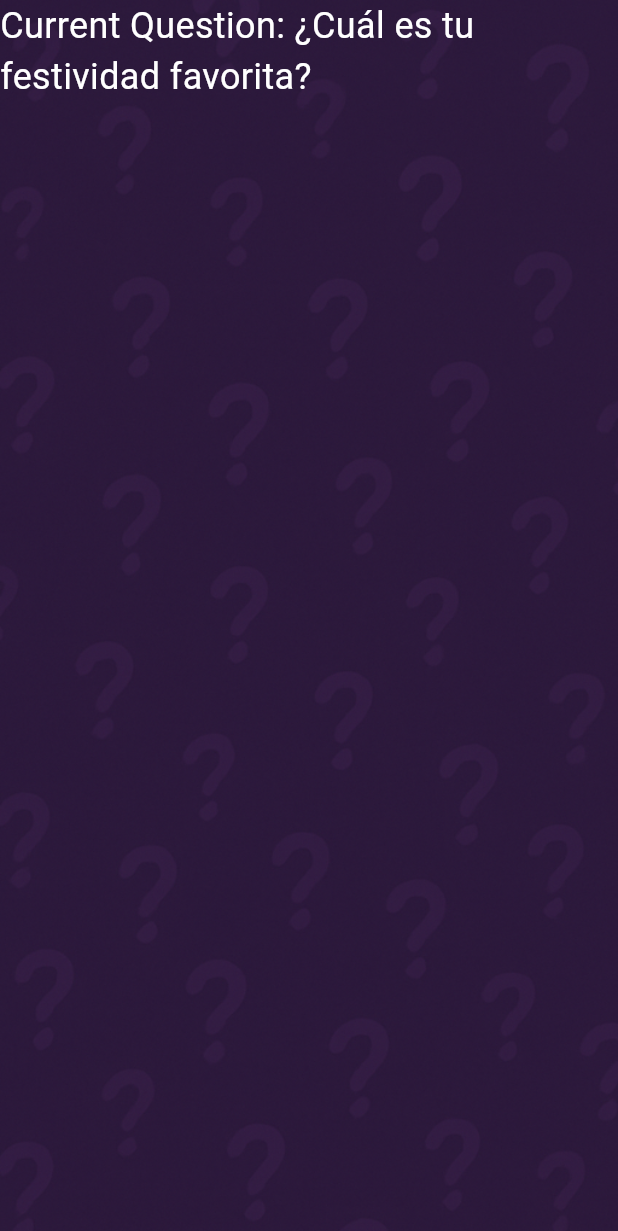
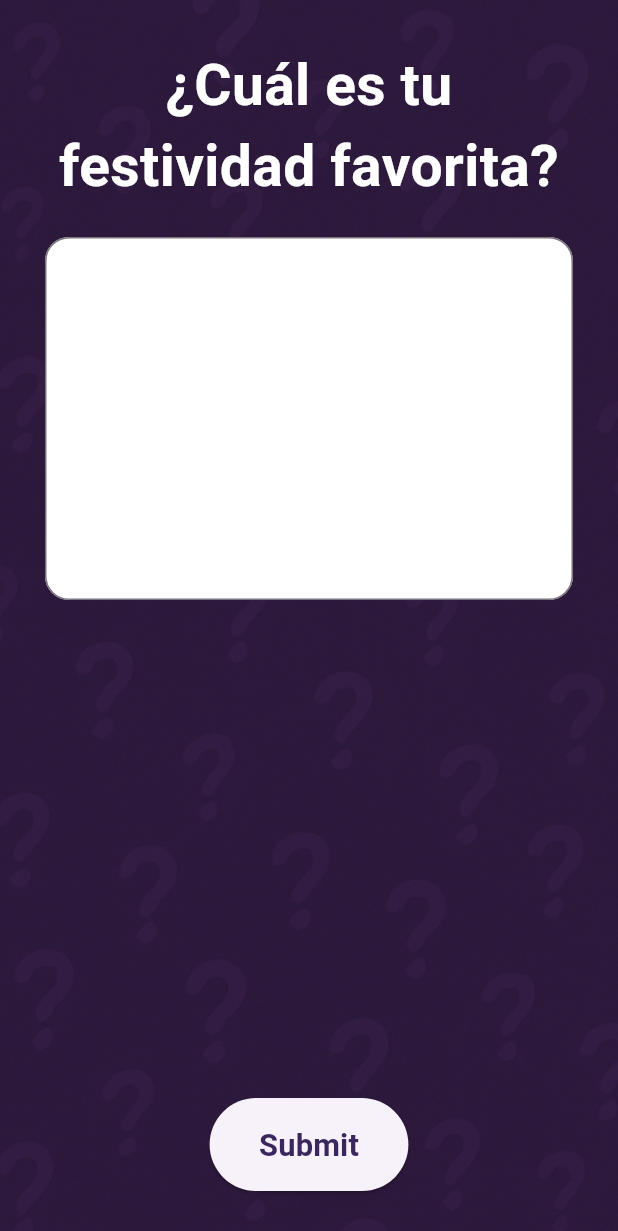
Before and after one commit to Juategi/who_is_liar, a Flutter app: the GameRoomScreen screen opened by its route, after a tap on "Start game", on a phone screen of 412 x 824 dp. Shown: the top 1231 px of the screen. Run offline on Flutter 3.47's test engine with Material 3 defaults, Android fonts, the phone set to English and light mode, and no system bars; our stand-ins replace firebase_core, firebase_database, flutter_bloc, get_it, google_fonts, shared_preferences; accounts and stored records are empty.

Commit message:
send answer

```diff
--- a/lib/controller/game_room/game_room.dart
+++ b/lib/controller/game_room/game_room.dart
@@ -39,11 +39,13 @@ class Player {
   String name;
   bool isHost;
   bool isReady = false;
+  String id;
   String? answer;
   String? vote;
 
   Player({
     required this.name,
+    required this.id,
     this.isHost = false,
     this.isReady = false,
     this.answer,
--- a/lib/controller/game_room/game_room_controller.dart
+++ b/lib/controller/game_room/game_room_controller.dart
@@ -49,19 +49,28 @@ class GameRoomController extends Cubit<GameRoomState> {
           players: data['players'] != null
               ? (data['players'] as Map).entries.map((e) {
                   return Player(
+                    id: e.value['id'] as String,
                     name: e.value['name'],
                     isHost: e.value['isHost'] as bool? ?? false,
+                    answer: e.value['answer'] as String?,
                   );
                 }).toList()
               : [],
         );
         if (gameRoom.currentQuestion != null) {
-          emit(
-            QuestionGameLoaded(
-              code: code,
-              gameRoom: gameRoom,
-            ),
-          );
+          String? checkAnswer = gameRoom.players
+              .firstWhere((player) => player.id == nameModel.getId())
+              .answer;
+          if (checkAnswer != null && checkAnswer.isNotEmpty) {
+            emit(
+              QuestionGameAnswerSent(
+                code: code,
+                gameRoom: gameRoom,
+              ),
+            );
+          } else {
+            emit(QuestionGameLoaded(code: code, gameRoom: gameRoom));
+          }
         } else {
           emit(WaitingRoomLoaded(code: code, gameRoom: gameRoom));
         }
@@ -76,7 +85,7 @@ class GameRoomController extends Cubit<GameRoomState> {
     final state = this.state;
     if (state is WaitingRoomLoaded) {
       return state.gameRoom!.players
-          .firstWhere((player) => player.name == nameModel.getName())
+          .firstWhere((player) => player.id == nameModel.getId())
           .isHost;
     }
     return false;
@@ -90,6 +99,14 @@ class GameRoomController extends Cubit<GameRoomState> {
     }
   }
 
+  Future<void> sendAnswer(String code, String answer) async {
+    try {
+      await gameRoomModel.sendAnswer(code, answer);
+    } catch (e) {
+      emit(GameRoomError(message: 'Failed to send answer: $e'));
+    }
+  }
+
   void dispose() {
     _subscription?.cancel();
     super.close();
--- a/lib/controller/game_room/game_room_state.dart
+++ b/lib/controller/game_room/game_room_state.dart
@@ -12,20 +12,24 @@ class GameRoomError extends GameRoomState {
   const GameRoomError({required this.message});
 }
 
-class WaitingRoomLoaded extends GameRoomState {
+abstract class RoomLoaded extends GameRoomState {
   final String code;
   final GameRoom? gameRoom;
-  const WaitingRoomLoaded({
+
+  const RoomLoaded({
     required this.code,
     required this.gameRoom,
   });
 }
 
-class QuestionGameLoaded extends GameRoomState {
-  final String code;
-  final GameRoom? gameRoom;
-  const QuestionGameLoaded({
-    required this.code,
-    required this.gameRoom,
-  });
+class WaitingRoomLoaded extends RoomLoaded {
+  WaitingRoomLoaded({required super.code, required super.gameRoom});
 }
+
+class QuestionGameLoaded extends RoomLoaded {
+  QuestionGameLoaded({required super.code, required super.gameRoom});
+}
+
+class QuestionGameAnswerSent extends RoomLoaded {
+  QuestionGameAnswerSent({required super.code, required super.gameRoom});
+}
--- a/lib/model/game_room_model.dart
+++ b/lib/model/game_room_model.dart
@@ -4,44 +4,35 @@ import 'package:firebase_database/firebase_database.dart';
 import 'package:flutter/services.dart';
 import 'package:get_it/get_it.dart';
 import 'package:who_is_liar/controller/game_room/game_room.dart';
+import 'package:who_is_liar/model/name_model.dart';
+import 'package:who_is_liar/utils/code_utils.dart';
 import 'dart:math' as math;
-import 'package:who_is_liar/model/name_model.dart';
 
 class GameRoomModel {
   final database = FirebaseDatabase.instance;
   final NameModel nameModel = GetIt.instance.get<NameModel>();
 
   Future<String> createRoom() async {
-    final String code = _randomCode();
-    final String name = nameModel.getName();
+    final String code = CodeUtils.generateRandomId(5);
+    final String id = nameModel.getId();
     await database.ref('nodes/$code').set({
       'createdAt': DateTime.now().millisecondsSinceEpoch,
     });
-    database.ref('nodes/$code/players/$name').set({
-      'name': name,
+    database.ref('nodes/$code/players/$id').set({
+      'name': nameModel.getName(),
       'isHost': true,
-      'id': _generateRandomId(),
+      'id': id,
     });
     return code;
   }
 
   Future<void> joinRoom(String code) async {
-    final String name = nameModel.getName();
-    database.ref('nodes/$code/players/$name').set({
-      'name': name,
+    final String id = nameModel.getId();
+    database.ref('nodes/$code/players/$id').set({
+      'name': nameModel.getName(),
       'isHost': false,
-      'id': _generateRandomId(),
+      'id': id,
     });
-  }
-
-  String _generateRandomId() {
-    const characters = 'ABCDEFGHIJKLMNOPQRSTUVWXYZ0123456789';
-    final random = StringBuffer();
-    for (int i = 0; i < 10; i++) {
-      random.write(
-          characters[(characters.length * math.Random().nextDouble()).floor()]);
-    }
-    return random.toString();
   }
 
   Stream<DatabaseEvent> listenRoom(String code) {
@@ -95,13 +86,11 @@ class GameRoomModel {
     });
   }
 
-  String _randomCode() {
-    const characters = 'ABCDEFGHIJKLMNOPQRSTUVWXYZ0123456789';
-    final random = StringBuffer();
-    for (int i = 0; i < 5; i++) {
-      random.write(
-          characters[(characters.length * math.Random().nextDouble()).floor()]);
-    }
-    return random.toString();
+  Future<void> sendAnswer(String code, String answer) async {
+    final DatabaseReference answerRef =
+        database.ref('nodes/$code/players/${nameModel.getId()}');
+    await answerRef.update({
+      'answer': answer,
+    });
   }
 }
--- a/lib/model/name_model.dart
+++ b/lib/model/name_model.dart
@@ -1,11 +1,14 @@
 import 'package:shared_preferences/shared_preferences.dart';
+import 'package:who_is_liar/utils/code_utils.dart';
 
 class NameModel {
   late SharedPreferences prefs;
   final String nameKey = 'NAME';
+  late final String id;
 
   Future<void> init() async {
     prefs = await SharedPreferences.getInstance();
+    id = CodeUtils.generateRandomId(10);
   }
 
   String getName() {
@@ -17,6 +20,10 @@ class NameModel {
     }
   }
 
+  String getId() {
+    return id;
+  }
+
   Future<void> setName(String newValue) async {
     await prefs.setString(nameKey, newValue);
   }
--- /dev/null
+++ b/lib/utils/code_utils.dart
@@ -0,0 +1,13 @@
+import 'dart:math' as math;
+
+class CodeUtils {
+  static String generateRandomId(int length) {
+    const characters = 'ABCDEFGHIJKLMNOPQRSTUVWXYZ0123456789';
+    final random = StringBuffer();
+    for (int i = 0; i < length; i++) {
+      random.write(
+          characters[(characters.length * math.Random().nextDouble()).floor()]);
+    }
+    return random.toString();
+  }
+}
--- a/lib/view/game_room/game_room_screen.dart
+++ b/lib/view/game_room/game_room_screen.dart
@@ -61,9 +61,10 @@ class _GameRoomScreenState extends State<GameRoomScreen> {
                   code: code,
                   gameRoom: state.gameRoom,
                 );
-              } else if (state is QuestionGameLoaded) {
+              } else if (state is QuestionGameLoaded ||
+                  state is QuestionGameAnswerSent) {
                 return QuestionGameScreen(
-                  state: state,
+                  state: state as RoomLoaded,
                 );
               }
               return Center(
--- a/lib/view/game_room/screens/question_game_screen.dart
+++ b/lib/view/game_room/screens/question_game_screen.dart
@@ -1,18 +1,54 @@
 import 'package:flutter/material.dart';
+import 'package:flutter_bloc/flutter_bloc.dart';
+import 'package:who_is_liar/controller/game_room/game_room_controller.dart';
 import 'package:who_is_liar/controller/game_room/game_room_state.dart';
+import 'package:who_is_liar/settings/styles.dart';
+import 'package:who_is_liar/view/widgets/custom_text_field_answer.dart';
+import 'package:who_is_liar/view/widgets/menu_button.dart';
 
 class QuestionGameScreen extends StatelessWidget {
   const QuestionGameScreen({super.key, required this.state});
-  final QuestionGameLoaded state;
+  final RoomLoaded state;
+
   @override
   Widget build(BuildContext context) {
-    return Column(
-      children: [
-        Text(
-          'Current Question: ${state.gameRoom?.currentQuestion?.qt ?? "No question available"}',
-          style: const TextStyle(fontSize: 24, color: Colors.white),
-        ),
-      ],
+    final TextEditingController answer = TextEditingController();
+    return Padding(
+      padding: const EdgeInsets.all(30),
+      child: Column(
+        crossAxisAlignment: CrossAxisAlignment.center,
+        children: [
+          Text(
+            state.gameRoom?.currentQuestion?.qt ?? "No question available",
+            style: AppStyles.secondary.copyWith(fontSize: 38),
+            textAlign: TextAlign.center,
+          ),
+          const SizedBox(height: 20),
+          Visibility(
+            visible: (state is QuestionGameLoaded),
+            replacement: Text(
+              'Answer sent successfully!',
+              style: AppStyles.secondary.copyWith(fontSize: 24),
+            ),
+            child: CustomTextFieldAnswer(
+              controller: answer,
+            ),
+          ),
+          const Spacer(),
+          Visibility(
+            visible: (state is QuestionGameLoaded),
+            child: MenuButton(
+              text: 'Submit',
+              onPressed: () {
+                BlocProvider.of<GameRoomController>(context).sendAnswer(
+                  state.code,
+                  answer.text,
+                );
+              },
+            ),
+          ),
+        ],
+      ),
     );
   }
 }
--- a/lib/view/widgets/custom_text_field.dart
+++ b/lib/view/widgets/custom_text_field.dart
@@ -4,15 +4,20 @@ import 'package:who_is_liar/settings/styles.dart';
 
 class CustomTextField extends StatelessWidget {
   const CustomTextField(
-      {super.key, required this.value, this.onChanged, this.labelText = ''});
+      {super.key,
+      required this.value,
+      this.onChanged,
+      this.labelText = '',
+      this.height = 75});
   final String value;
   final String labelText;
   final Function(String)? onChanged;
+  final double height;
   @override
   Widget build(BuildContext context) {
     final TextEditingController textEditingController = TextEditingController();
     return Container(
-      height: 75,
+      height: height,
       decoration: BoxDecoration(
         color: Colors.white,
         borderRadius: BorderRadius.circular(16),
--- /dev/null
+++ b/lib/view/widgets/custom_text_field_answer.dart
@@ -0,0 +1,40 @@
+import 'package:flutter/material.dart';
+import 'package:who_is_liar/settings/styles.dart';
+
+class CustomTextFieldAnswer extends StatelessWidget {
+  const CustomTextFieldAnswer({super.key, required this.controller});
+  final TextEditingController controller;
+  @override
+  Widget build(BuildContext context) {
+    return Container(
+      decoration: BoxDecoration(
+        color: Colors.white,
+        borderRadius: BorderRadius.circular(16),
+      ),
+      child: TextField(
+        controller: controller,
+        maxLines: 5,
+        decoration: InputDecoration(
+          border: OutlineInputBorder(
+            borderRadius: BorderRadius.circular(16),
+            borderSide: BorderSide(color: Colors.white),
+          ),
+          contentPadding:
+              const EdgeInsets.symmetric(horizontal: 16, vertical: 16),
+          labelStyle: const TextStyle(
+            color: Colors.white,
+            fontSize: 20,
+          ),
+        ),
+        style: AppStyles.primary.copyWith(
+          fontSize: 28,
+          letterSpacing: 2,
+        ),
+        keyboardType: TextInputType.multiline,
+        onChanged: (value) {
+          // Handle the input change if needed
+        },
+      ),
+    );
+  }
+}
```
